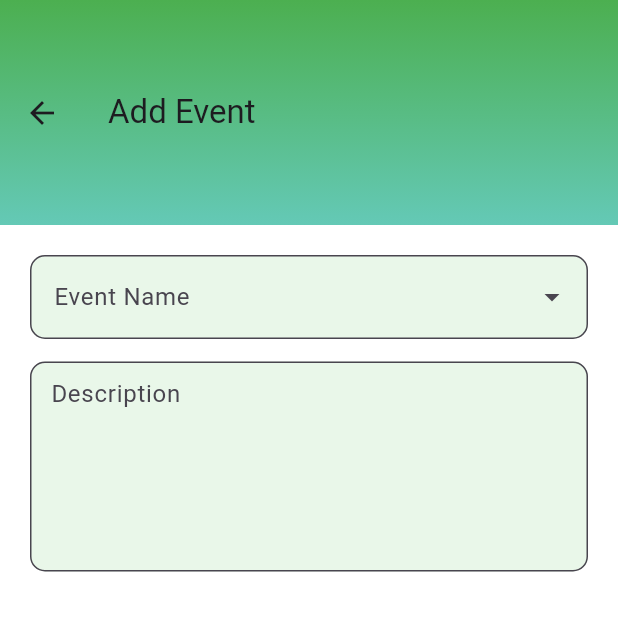
After one commit to Dilshad1041/Spendy, a Flutter app: the ScreenHome screen opened directly, after a tap on the "add" icon, on a phone screen of 412 x 824 dp, the top half of it. The commit adds this screen. Run offline on Flutter 3.47's test engine with Material 3 defaults, Android fonts, the phone set to English and light mode, and no system bars; our stand-ins replace lottie.

Commit message:
Add event page pushed

```diff
--- /dev/null
+++ b/lib/core/event_list.dart
@@ -0,0 +1,13 @@
+List<String> dropdownItems = [
+  'Food & Drinks',
+  'Shopping',
+  'Housing',
+  'Transportation',
+  'Vehicle',
+  'Life & Entertainment',
+  'Communication,PC',
+  'Financial Expenses',
+  'Investment',
+  'Income',
+  'Other'
+];
--- /dev/null
+++ b/lib/view/event/even_screen.dart
@@ -0,0 +1,151 @@
+import 'package:flutter/material.dart';
+import 'package:spendy/core/event_list.dart';
+
+class ScreenEvent extends StatefulWidget {
+  const ScreenEvent({Key? key}) : super(key: key);
+
+  @override
+  State<ScreenEvent> createState() => _ScreenEventState();
+}
+
+bool isFocused = false;
+String selectedItem = '';
+
+class _ScreenEventState extends State<ScreenEvent> {
+  @override
+  Widget build(BuildContext context) {
+    return Scaffold(
+      appBar: AppBar(
+        title: const Text("Add Event"),
+        backgroundColor: Colors.transparent, // Make the app bar transparent
+        flexibleSpace: Container(
+          decoration: const BoxDecoration(
+            gradient: LinearGradient(
+              begin: Alignment.topCenter, // Alignment for top to bottom
+              end: Alignment.bottomCenter, // Alignment for bottom to top
+              colors: [
+                Colors.green,
+                Color.fromARGB(255, 100, 201, 182),
+              ],
+            ),
+          ),
+        ),
+        toolbarHeight: 150,
+        elevation: 5,
+      ),
+      body: ListView(
+        padding: const EdgeInsets.all(20),
+        children: [
+          Autocomplete<String>(
+            optionsBuilder: (TextEditingValue textEditingValue) {
+              return dropdownItems.where((String option) {
+                return option
+                    .toLowerCase()
+                    .contains(textEditingValue.text.toLowerCase());
+              });
+            },
+            onSelected: (String value) {
+              setState(() {
+                selectedItem = value;
+              });
+            },
+            fieldViewBuilder: (BuildContext context,
+                TextEditingController textEditingController,
+                FocusNode focusNode,
+                VoidCallback onFieldSubmitted) {
+              return TextField(
+                controller: textEditingController,
+                focusNode: focusNode,
+                onChanged: (value) {
+                  // Update the autocomplete options based on the entered text
+                  setState(() {});
+                },
+                decoration: InputDecoration(
+                  //labelText: 'Select an Option',
+                  hintText: "Event Name",
+                  border: OutlineInputBorder(
+                    borderRadius: BorderRadius.circular(10),
+                  ),
+                  fillColor: const Color.fromARGB(255, 233, 247, 233),
+                  filled: true,
+                  focusedBorder: OutlineInputBorder(
+                    borderRadius: BorderRadius.circular(10),
+                    borderSide: BorderSide(
+                      color: isFocused
+                          ? const Color.fromARGB(255, 0, 13, 1)
+                          : Colors.transparent,
+                      width: 2.0,
+                    ),
+                  ),
+                  suffixIcon: const Icon(Icons.arrow_drop_down),
+                ),
+              );
+            },
+            optionsViewBuilder: (BuildContext context,
+                AutocompleteOnSelected<String> onSelected,
+                Iterable<String> options) {
+              return Align(
+                alignment: Alignment.topLeft,
+                child: Material(
+                  elevation: 4.0,
+                  child: SizedBox(
+                    height: 200,
+                    child: ListView.builder(
+                      padding: EdgeInsets.zero,
+                      itemCount: options.length,
+                      itemBuilder: (BuildContext context, int index) {
+                        final option = options.elementAt(index);
+                        return ListTile(
+                          title: Text(option),
+                          onTap: () {
+                            onSelected(option);
+                          },
+                        );
+                      },
+                    ),
+                  ),
+                ),
+              );
+            },
+          ),
+          const SizedBox(
+            height: 15,
+          ),
+          TextFormField(
+            decoration: InputDecoration(
+              border: OutlineInputBorder(
+                borderRadius: BorderRadius.circular(10),
+              ),
+              hintText: "Description",
+              fillColor: const Color.fromARGB(255, 233, 247, 233),
+              filled: true,
+              contentPadding: const EdgeInsets.all(10),
+              focusedBorder: OutlineInputBorder(
+                borderRadius: BorderRadius.circular(10),
+                borderSide: BorderSide(
+                  color: isFocused
+                      ? const Color.fromARGB(255, 0, 13, 1)
+                      : Colors.transparent,
+                  width: 2.0,
+                ),
+              ),
+            ),
+            onTap: () {
+              setState(() {
+                isFocused =
+                    true; // Update isFocused when TextFormField is tapped
+              });
+            },
+            onEditingComplete: () {
+              setState(() {
+                isFocused =
+                    false; // Update isFocused when TextFormField loses focus
+              });
+            },
+            maxLines: 5,
+          ),
+        ],
+      ),
+    );
+  }
+}
--- a/lib/view/home/home_screen.dart
+++ b/lib/view/home/home_screen.dart
@@ -0,0 +1,61 @@
+import 'dart:ui';
+
+import 'package:flutter/material.dart';
+import 'package:spendy/view/event/even_screen.dart';
+
+class ScreenHome extends StatelessWidget {
+  const ScreenHome({super.key});
+
+  @override
+  Widget build(BuildContext context) {
+    return Scaffold(
+      appBar: AppBar(
+        title: const Text("Midhun"),
+        actions: [
+          Image.asset(
+            "assets/calculator.png",
+            height: 25,
+          ),
+          const SizedBox(
+            width: 5,
+          ),
+          const Text(
+            'RS.${2000}',
+            style: TextStyle(fontSize: 18),
+          ),
+          IconButton(
+            onPressed: () {},
+            icon: const Icon(Icons.edit),
+          ),
+        ],
+        backgroundColor: Colors.transparent, // Make the app bar transparent
+        flexibleSpace: Container(
+          decoration: const BoxDecoration(
+            gradient: LinearGradient(
+              begin: Alignment.topCenter, // Alignment for top to bottom
+              end: Alignment.bottomCenter, // Alignment for bottom to top
+              colors: [
+                Colors.green,
+                Color.fromARGB(255, 100, 201, 182),
+              ],
+            ),
+          ),
+        ),
+        toolbarHeight: 150,
+        elevation: 5,
+      ),
+      body: Container(),
+      floatingActionButton: FloatingActionButton(
+        backgroundColor: Colors.greenAccent,
+        onPressed: () {
+          Navigator.of(context).push(
+            MaterialPageRoute(
+              builder: (context) => const ScreenEvent(),
+            ),
+          );
+        },
+        child: const Icon(Icons.add),
+      ),
+    );
+  }
+}
--- a/pubspec.yaml
+++ b/pubspec.yaml
@@ -59,7 +59,7 @@ flutter:
 
   # To add assets to your application, add an assets section, like this:
   assets:
-    - assets/shopping-options.json
+    - assets/
 
   # An image asset can refer to one or more resolution-specific "variants", see
   # https://flutter.dev/assets-and-images/#resolution-aware
```
Also changed, not shown: lib/view/Login/screen_login.dart (+23 -1 lines), assets/calculator.png (added).
